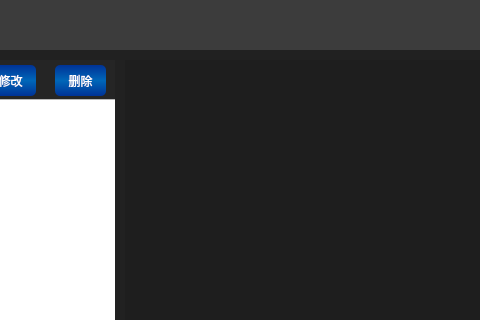
First picture: the form in xviewer/xviewer/xviewer.ui, repository GJP1106/FFmpegStudy, before the edit; both pictures show x 95 to 575 and y 0 to 320 of the 800 by 600 pixel window.
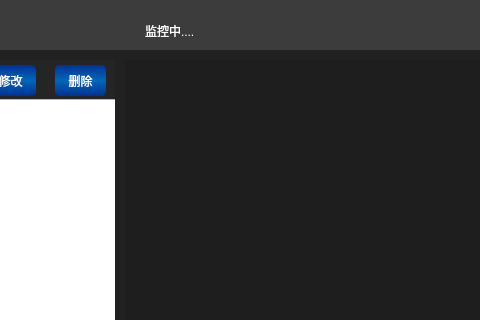
Second picture: the form after the edit. Icons and pictures are not drawn.

Commit message: 完成相机录制界面交互功能

Patch:
```diff
--- a/xviewer/xviewer/xviewer.ui
+++ b/xviewer/xviewer/xviewer.ui
@@ -73,6 +73,11 @@
 #cams
 {
 background-color:#1e1e1e;
+}
+#status
+{
+color: rgb(255, 255, 255);
+	font: 75 10pt &quot;Adobe Devanagari&quot;;
 }</string>
   </property>
   <widget class="QWidget" name="head" native="true">
@@ -181,6 +186,19 @@
     <zorder>normal</zorder>
     <zorder>max</zorder>
    </widget>
+   <widget class="QLabel" name="status">
+    <property name="geometry">
+     <rect>
+      <x>240</x>
+      <y>15</y>
+      <width>191</width>
+      <height>31</height>
+     </rect>
+    </property>
+    <property name="text">
+     <string>监控中....</string>
+    </property>
+   </widget>
   </widget>
   <widget class="QWidget" name="body" native="true">
    <property name="geometry">
```
The commit also changes 4 other files.
